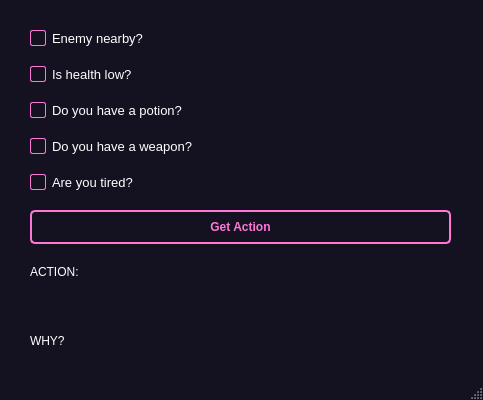
The window that mainwindow.ui (julianasj/dm_2) describes before a commit, drawn with Qt 5.
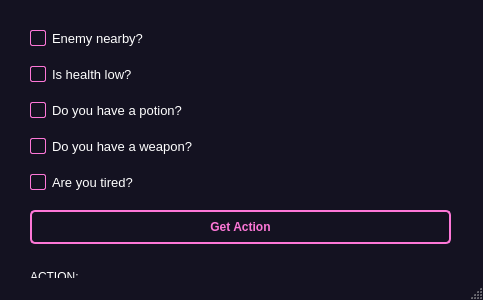
The same window after the commit.

The edit to the form file:
```diff
--- a/mainwindow.ui
+++ b/mainwindow.ui
@@ -19,7 +19,7 @@
   <property name = "maximumSize">
     <size>
         <width>483</width>
-        <height>466</height>
+        <height>300</height>
     </size>
   </property>
   <property name="windowTitle">
@@ -128,7 +128,7 @@
      </item>
      <item row="6" column="0">
       <layout class="QVBoxLayout" name="verticalLayout">
-      <property name = "spacing"><number>20</number></property>
+      <property name = "spacing"><number>10</number></property>
        <item>
         <widget class="QLabel" name="lblResult">
          <property name="text">
```
